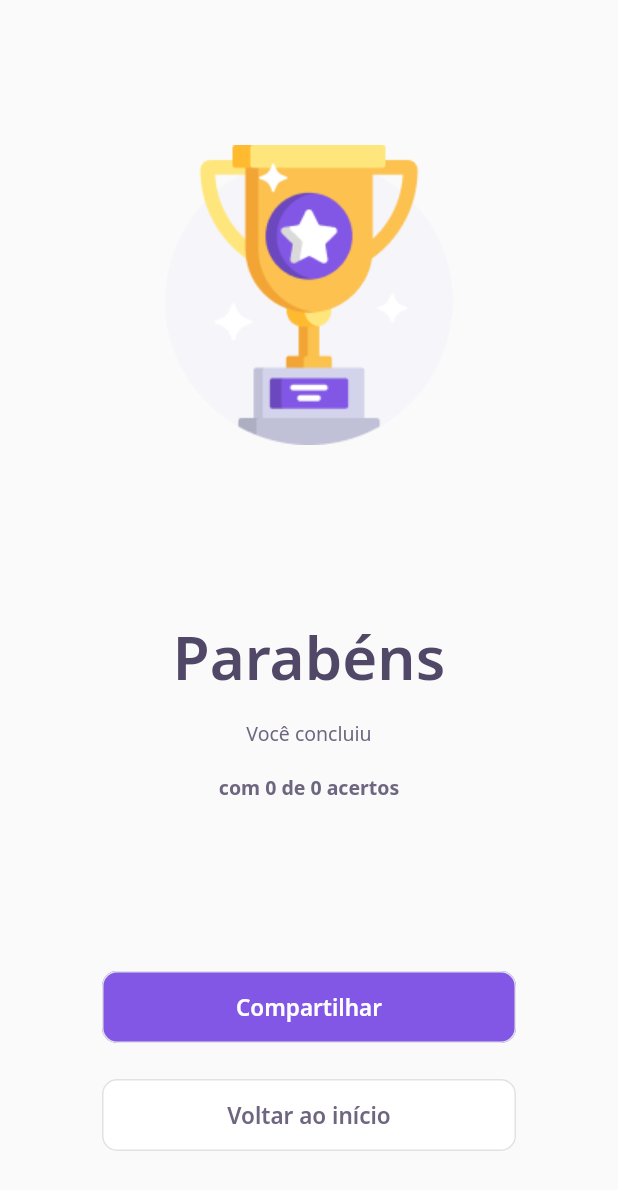
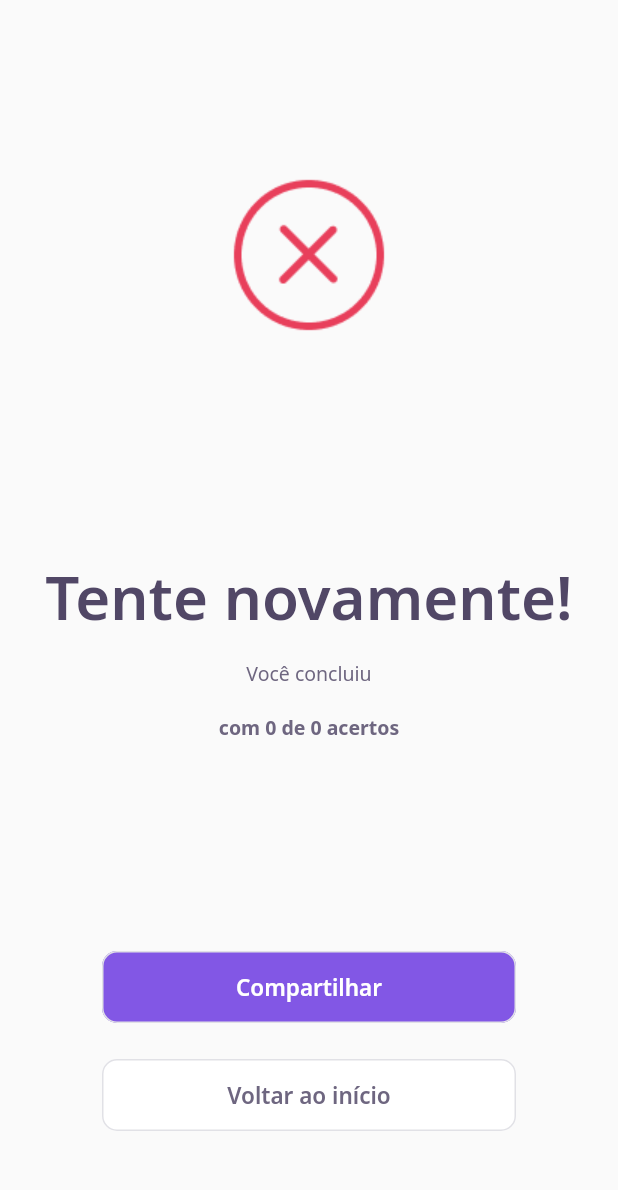
Before and after one commit to FelipeCantalice/next-level-week-5-flutter, a Flutter app: the ResultPage screen opened directly with empty values, on a phone screen of 412 x 824 dp. Shown: the top 1190 px of the screen. Run offline on Flutter 3.47's test engine with Material 2 defaults, Android fonts, the phone set to English and light mode, and no system bars; our stand-ins replace google_fonts; accounts and stored records are empty; network calls fail.

Commit message:
Ajustes nos estilos e problemas de renderização

```diff
--- a/lib/challenge/challenge_page.dart
+++ b/lib/challenge/challenge_page.dart
@@ -1,11 +1,9 @@
 import 'package:flutter/cupertino.dart';
 import 'package:flutter/material.dart';
-
 import 'package:nlw_5/challenge/widgets/question_indicator_widget/question_indicator_widget.dart';
 import 'package:nlw_5/challenge/widgets/quiz/quiz_widget.dart';
 import 'package:nlw_5/result/result_page.dart';
 import 'package:nlw_5/shared/models/question_model.dart';
-
 import 'challenge_controller.dart';
 import 'widgets/next_button/next_button_widget.dart';
 
@@ -45,7 +43,6 @@ class _ChallengePageState extends State<ChallengePage> {
 
   void onSelected(bool value) {
     if (value == true) controller.quantidadeAcertos++;
-
     nextPage();
   }
 
@@ -53,7 +50,7 @@ class _ChallengePageState extends State<ChallengePage> {
   Widget build(BuildContext context) {
     return Scaffold(
       appBar: PreferredSize(
-        preferredSize: Size.fromHeight(100),
+        preferredSize: Size.fromHeight(120),
         child: SafeArea(
             top: true,
             child: Column(
--- a/lib/challenge/widgets/awnser/awnser_widget.dart
+++ b/lib/challenge/widgets/awnser/awnser_widget.dart
@@ -8,7 +8,7 @@ class AwnserWidget extends StatelessWidget {
   final AwnserModel awnser;
   final bool isSelected;
   final bool disabled;
-  final ValueChanged onTap;
+  final ValueChanged<bool> onTap;
 
   const AwnserWidget({
     Key? key,
--- a/lib/result/result_page.dart
+++ b/lib/result/result_page.dart
@@ -7,12 +7,26 @@ class ResultPage extends StatelessWidget {
   final String title;
   final int size;
   final int acertos;
-  const ResultPage({
+
+  late double percentage;
+  late String message;
+  late String icon;
+  ResultPage({
     Key? key,
     required this.title,
     required this.size,
     required this.acertos,
-  }) : super(key: key);
+  }) {
+    percentage = (acertos / size);
+
+    if (percentage >= 0.7) {
+      message = "Parabéns";
+      icon = AppImages.trophy;
+    } else {
+      message = "Tente novamente!";
+      icon = AppImages.error;
+    }
+  }
 
   @override
   Widget build(BuildContext context) {
@@ -24,11 +38,11 @@ class ResultPage extends StatelessWidget {
           mainAxisAlignment: MainAxisAlignment.spaceAround,
           crossAxisAlignment: CrossAxisAlignment.center,
           children: [
-            Image.asset(AppImages.trophy),
+            Image.asset(icon),
             Column(
               children: [
                 Text(
-                  "Parabéns",
+                  message,
                   style: AppTextStyles.heading40,
                 ),
                 SizedBox(height: 16),
```
Also changed, not shown: lib/challenge/widgets/quiz/quiz_widget.dart (+56 -12 lines).
